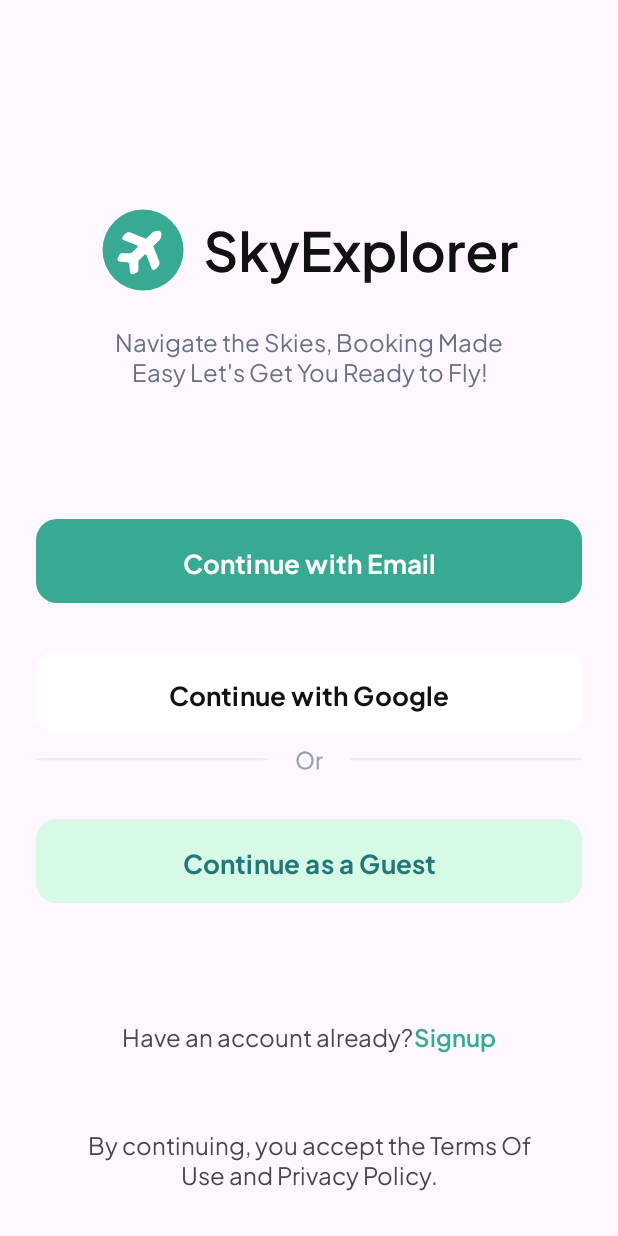
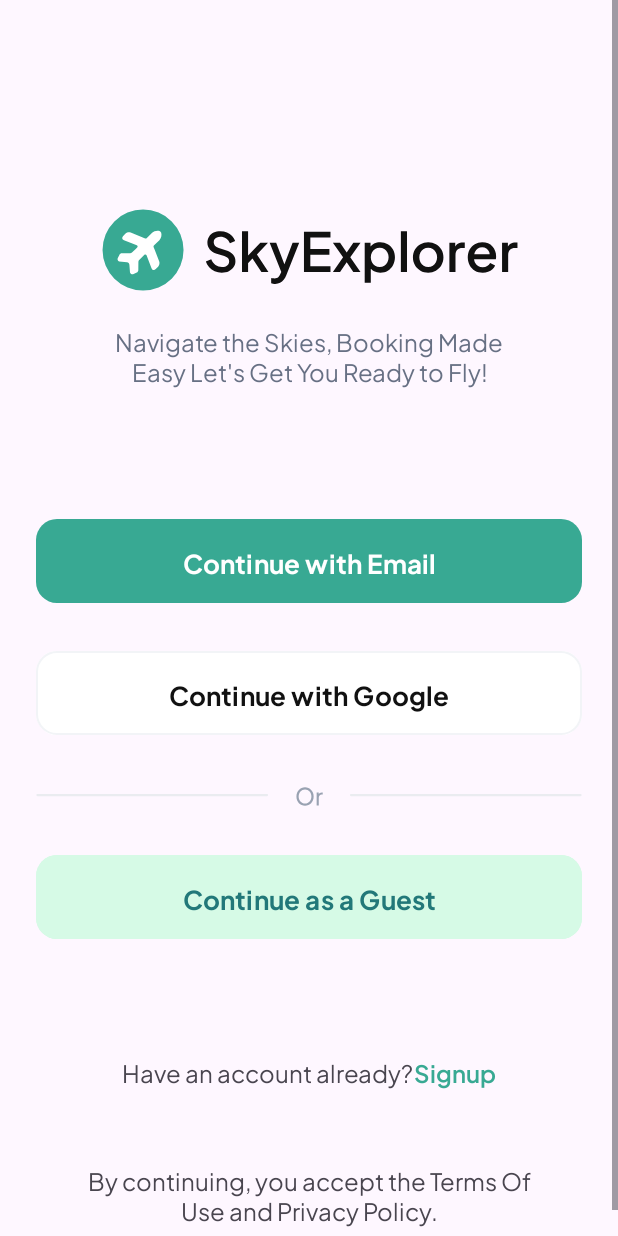
Before and after one commit to SkyExplorer-Team/android-dev, an Android app: the fragment SigninMethodFragment shown on its own in the app's theme, on a phone screen of 412 x 824 dp. Run offline under Robolectric (Android 15) with nearby library versions, the phone set to English and light mode, and no system bars.

Commit message:
[Kmalif][modify] modify Signin method screen

```diff
--- a/app/src/main/res/layout/fragment_signin_method.xml
+++ b/app/src/main/res/layout/fragment_signin_method.xml
@@ -62,7 +62,6 @@
             android:layout_marginEnd="24dp"
             android:layout_marginBottom="30dp"
             android:backgroundTint="@color/white"
-            android:drawableStart="@drawable/ic_launcher_background"
             android:fontFamily="@font/pjs_bold"
             android:text="@string/continueWithGoogle"
             android:textColor="@color/black"
@@ -71,13 +70,15 @@
             app:layout_constraintEnd_toEndOf="parent"
             app:layout_constraintStart_toStartOf="parent"
             app:layout_constraintTop_toBottomOf="@id/btnEmail"
-            app:strokeColor="@color/black" />
+            app:strokeColor="@color/neutral_100"
+            app:strokeWidth="1dp" />
 
         <View
             android:id="@+id/devider"
             android:layout_width="match_parent"
             android:layout_height="wrap_content"
             android:layout_marginStart="24dp"
+            android:layout_marginTop="24dp"
             android:layout_marginEnd="24dp"
             android:background="@drawable/divider"
             app:layout_constraintEnd_toEndOf="parent"
```
